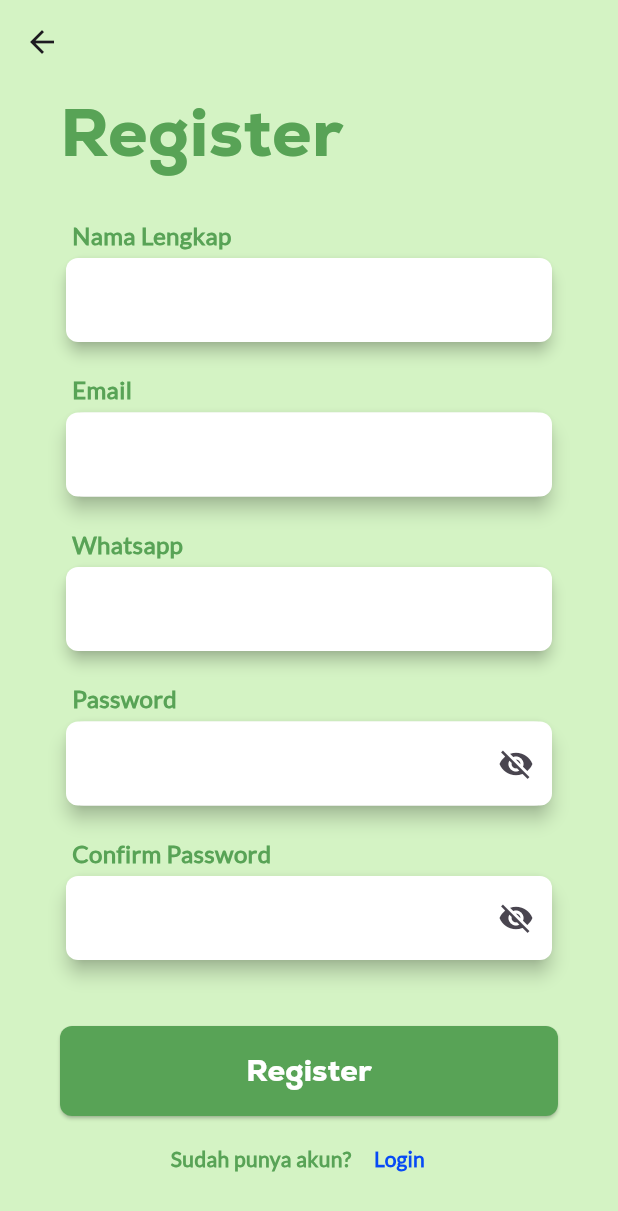
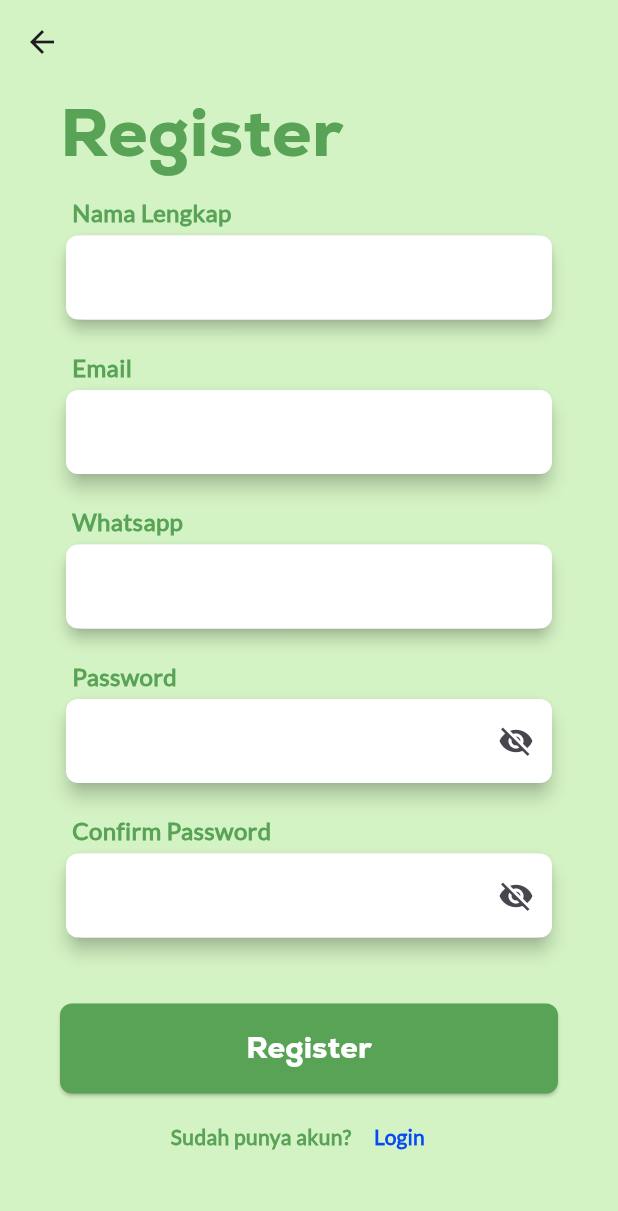
Before and after one commit to ryfazrin/silangka-mobile-app, a Flutter app: the RegisterPage screen opened by its route, on a phone screen of 412 x 824 dp. Shown: the top 1211 px of the screen. Run offline on Flutter 3.47's test engine with Material 3 defaults, Android fonts, the phone set to English and light mode, and no system bars; our stand-ins replace connectivity_plus, icons_plus, shared_preferences; missing offline and left inert: dart:ffi; accounts and stored records are empty; network calls fail.

```diff
--- a/lib/config/API/API-GetAnimalsandImage.dart
+++ b/lib/config/API/API-GetAnimalsandImage.dart
@@ -4,7 +4,7 @@ import 'package:shared_preferences/shared_preferences.dart';
 import 'package:silangka/presentation/models/animals_model.dart';
 
 class ApiAnimal {
-  static const String baseUrl = 'https://api-arutmin.up.railway.app/animals';
+  static const String baseUrl = 'https://arutmin-api.up.railway.app/animals';
 
   static Future<String?> getToken() async {
     SharedPreferences prefs = await SharedPreferences.getInstance();
--- a/lib/presentation/pages/register_page.dart
+++ b/lib/presentation/pages/register_page.dart
@@ -35,9 +35,10 @@ class _RegisterPage extends State<RegisterPage> {
     return Scaffold(
       backgroundColor: Color(0xFFD4F3C4),
       appBar: AppBar(
-        backgroundColor: Color(0xFFD4F3C4),
+        backgroundColor: Colors.transparent,
       ),
-      body: SingleChildScrollView(
+      body: SafeArea(
+        child: SingleChildScrollView(
           child: Column(
             crossAxisAlignment: CrossAxisAlignment.start,
             children: [
@@ -57,7 +58,7 @@ class _RegisterPage extends State<RegisterPage> {
                 ),
               ),
               SizedBox(
-              height: 25,
+                height: 10,
               ),
               Form(
                 key: formKey,
@@ -434,6 +435,7 @@ class _RegisterPage extends State<RegisterPage> {
             ],
           ),
         ),
+      ),
     );
   }
 
```
Also changed, not shown: lib/presentation/pages/animal_detail_page.dart (+7 -5 lines), lib/presentation/pages/home_page.dart (+12 -6 lines), pubspec.lock, 1 other file. Lines whose indentation alone changed are shown as unchanged.
